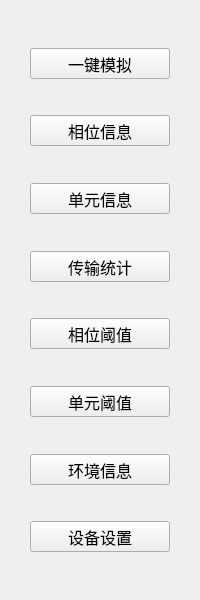
Before: the Qt Designer form IDC_TestSystem/mpdu/m_toolbox/m_simulationtoolwid.ui in ChinaClever/IDC_TestSystem, drawn with Qt 5.
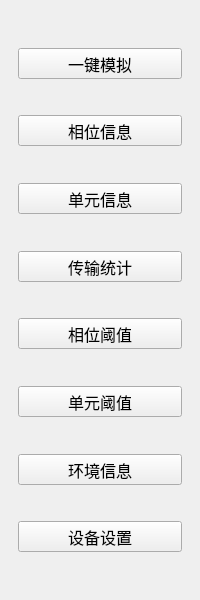
After: the same form once the commit is applied.

```diff
--- a/IDC_TestSystem/mpdu/m_toolbox/m_simulationtoolwid.ui
+++ b/IDC_TestSystem/mpdu/m_toolbox/m_simulationtoolwid.ui
@@ -24,10 +24,10 @@
     <number>0</number>
    </property>
    <property name="leftMargin">
-    <number>30</number>
+    <number>18</number>
    </property>
    <property name="rightMargin">
-    <number>30</number>
+    <number>18</number>
    </property>
    <item>
     <spacer name="verticalSpacer_9">
```
